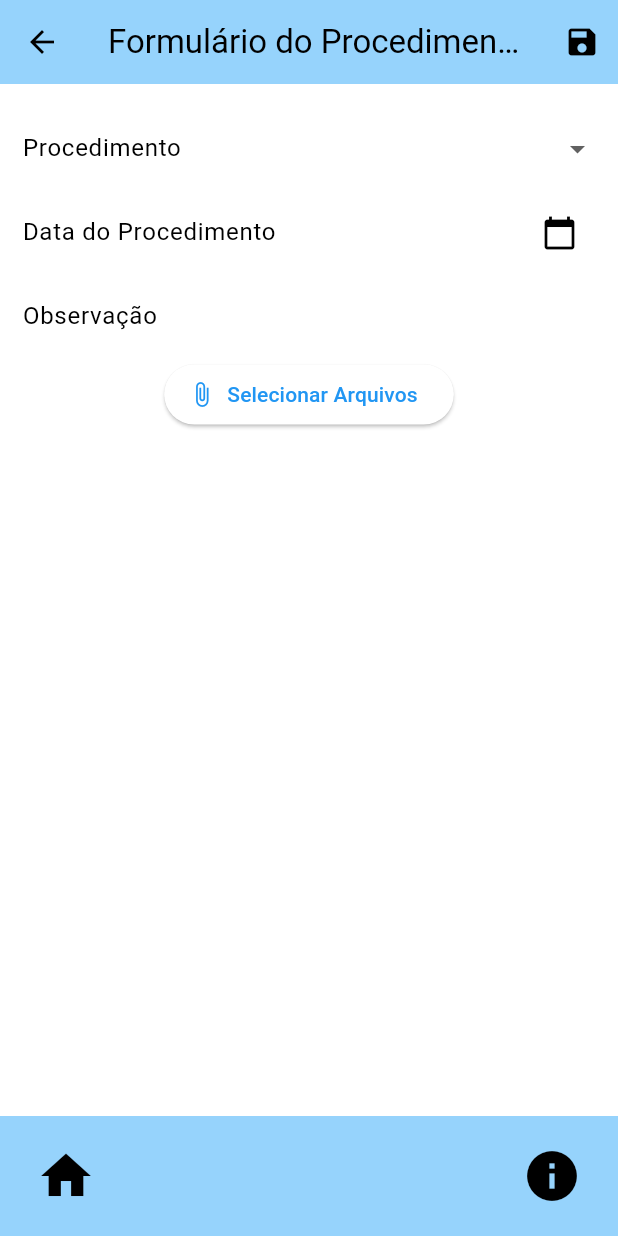
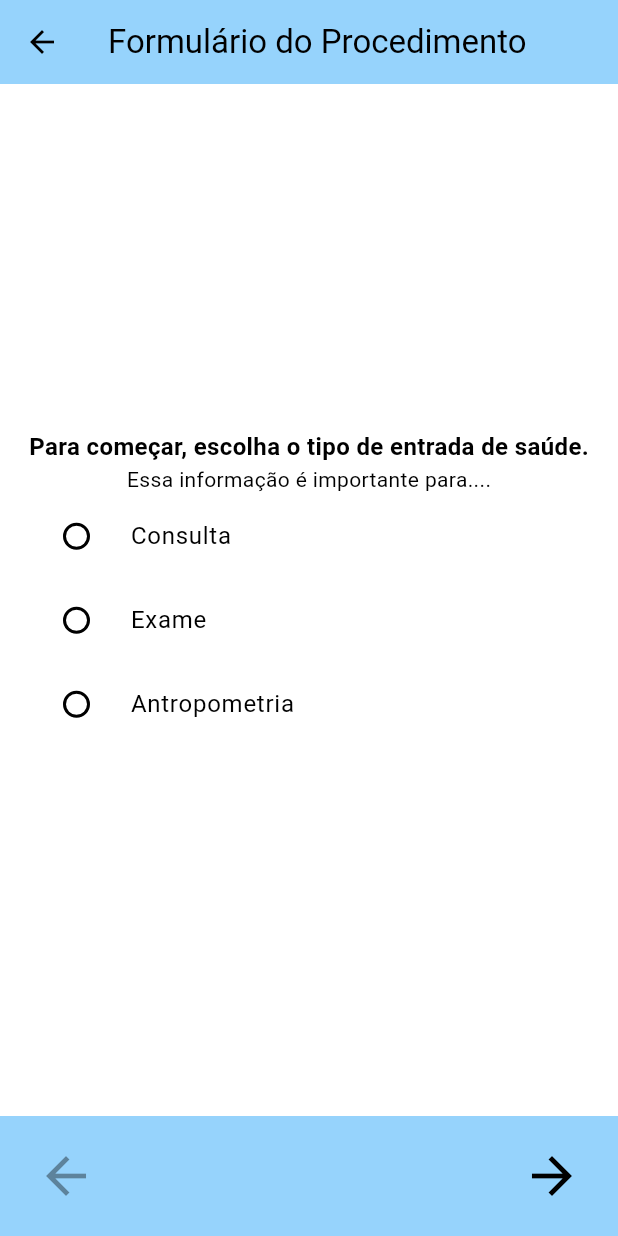
Before and after one commit to TML45/myapp, a Flutter app: the UserForm screen opened by its route, on a phone screen of 412 x 824 dp. Run offline on Flutter 3.47's test engine with Material 3 defaults, Android fonts, the phone set to English and light mode, and no system bars; our stand-ins replace file_picker, open_file.

Commit message:
feat(IFB-0001): Update form with specific screens

```diff
--- a/lib/views/user_form.dart
+++ b/lib/views/user_form.dart
@@ -19,7 +19,28 @@ class _UserFormState extends State<UserForm> {
   final Map<String, String> _formData = {};
   List<String> _arquivos = [];
   DateTime? _selectedDate;
-  final _form = GlobalKey<FormState>();
+  final List<GlobalKey<FormState>> _formKeys = [
+    GlobalKey<FormState>(), // Step 0 - Procedimento
+    GlobalKey<FormState>(), // Step 1 - Data
+  ];
+  int _currentStep = 0;
+
+  late TextEditingController _dateController;
+  late TextEditingController _observacaoController;
+
+  @override
+  void initState() {
+    super.initState();
+    _dateController = TextEditingController();
+    _observacaoController = TextEditingController();
+  }
+
+  @override
+  void dispose() {
+    _dateController.dispose();
+    _observacaoController.dispose();
+    super.dispose();
+  }
 
   void _loadFormData(User? user) {
     if (user != null) {
@@ -28,78 +49,22 @@ class _UserFormState extends State<UserForm> {
       _formData['procedimento'] = user.procedimento;
       _formData['observacao'] = user.observacao;
       _arquivos = user.arquivo;
+      _dateController.text = user.dataDoProcedimento;
+      _observacaoController.text = user.observacao;
     }
   }
 
   @override
   void didChangeDependencies() {
     super.didChangeDependencies();
-
     final user = ModalRoute.of(context)?.settings.arguments as User?;
     _loadFormData(user);
   }
 
-  @override
-  Widget build(BuildContext context) {
-    return Scaffold(
-      bottomNavigationBar: BottomAppBar(
-        color: Color.fromARGB(255, 150, 211, 252),
-        shape: AutomaticNotchedShape(
-          RoundedRectangleBorder(
-            borderRadius: BorderRadius.only(
-              topLeft: Radius.circular(25),
-              topRight: Radius.circular(25),
-            )
-          ),
-        ),
-        notchMargin: 10,
-        child: Row(
-          mainAxisAlignment: MainAxisAlignment.spaceBetween,
-          children: [
-            Row(
-              children: [
-                IconButton(
-                  icon: Icon(Icons.home),
-                  onPressed: () {
-                    Navigator.of(context).pushNamed(
-                      AppRoutes.HOME,
-                    );
-                  },
-                  iconSize: 40,
-                ),
-                // SizedBox(width: 28),
-                // IconButton(icon: Icon(Icons.account_circle), onPressed: () {}),
-              ],
-            ),
-            Row(
-              children: [
-                // IconButton(icon: Icon(Icons.notifications), onPressed: () {}),
-                // SizedBox(width: 28),
-                IconButton(
-                  icon: Icon(Icons.info),
-                  onPressed: () {
-                    Navigator.of(context).pushNamed(
-                      AppRoutes.information,
-                    );
-                  },
-                  iconSize: 40,
-                ),
-              ],
-            ),
-          ],
-        ),
-      ),
-      appBar: AppBar(
-        title: Text('Formulário do Procedimento'),
-        backgroundColor: Color.fromARGB(255, 150, 211, 252),
-        actions: <Widget>[
-          IconButton(
-            icon: Icon(Icons.save),
-            onPressed: () {
-              final isValid = _form.currentState!.validate();
-
-              if (isValid) {
-                _form.currentState!.save();
+  void _saveForm() {
+    try {
+      _formData['observacao'] = _observacaoController.text;
+      _formData['dataDoProcedimento'] = _dateController.text;
 
       Provider.of<Users>(context, listen: false).put(
         User(
@@ -110,62 +75,187 @@ class _UserFormState extends State<UserForm> {
           arquivo: _arquivos,
         ),
       );
+      Navigator.of(context).pop();
+    } catch (e) {
+      print('Error during save: $e');
+      ScaffoldMessenger.of(
+        context,
+      ).showSnackBar(SnackBar(content: Text('Erro ao salvar: $e')));
+    }
+  }
 
-                Navigator.of(context).pop();
+  @override
+  Widget build(BuildContext context) {
+    List<Widget> steps = [
+      _buildProcedimentoStep(),
+      _buildDataStep(),
+      _buildObservacaoStep(),
+      _buildArquivosStep(),
+    ];
+
+    return Scaffold(
+      appBar: AppBar(
+        title: Text('Formulário do Procedimento'),
+        backgroundColor: Color.fromARGB(255, 150, 211, 252),
+      ),
+      body: Padding(
+        padding: const EdgeInsets.all(15.0),
+        child: steps[_currentStep],
+      ),
+      bottomNavigationBar: BottomAppBar(
+        color: Color.fromARGB(255, 150, 211, 252),
+        shape: AutomaticNotchedShape(
+          RoundedRectangleBorder(
+            borderRadius: BorderRadius.only(
+              topLeft: Radius.circular(25),
+              topRight: Radius.circular(25),
+            ),
+          ),
+        ),
+        notchMargin: 10,
+        child: Row(
+          mainAxisAlignment: MainAxisAlignment.spaceBetween,
+          children: [
+            IconButton(
+              icon: Icon(Icons.arrow_back),
+              iconSize: 40,
+              onPressed:
+                  _currentStep > 0
+                      ? () {
+                        setState(() {
+                          _currentStep--;
+                        });
+                      }
+                      : null,
+            ),
+            IconButton(
+              icon: Icon(
+                _currentStep < steps.length - 1
+                    ? Icons.arrow_forward
+                    : Icons.save,
+              ),
+              iconSize: 40,
+              onPressed: () {
+                if (_currentStep < steps.length - 1) {
+                  if (_currentStep < _formKeys.length) {
+                    final currentFormKey = _formKeys[_currentStep];
+                    if (currentFormKey.currentState == null ||
+                        currentFormKey.currentState!.validate()) {
+                      setState(() {
+                        _currentStep++;
+                      });
+                    }
+                  } else {
+                    setState(() {
+                      _currentStep++;
+                    });
+                  }
+                } else {
+                  // Last step, validate all forms before saving
+                  bool allValid = true;
+                  for (var formKey in _formKeys) {
+                    if (formKey.currentState != null &&
+                        !formKey.currentState!.validate()) {
+                      allValid = false;
+                    }
+                  }
+                  if (allValid) {
+                    _saveForm();
+                  } else {
+                    print('Form has validation errors.');
+                  }
                 }
               },
             ),
           ],
         ),
-      body: Padding(
-        padding: EdgeInsets.all(15),
-        child: Form(
-          key: _form,
+      ),
+    );
+  }
+
+  Widget _buildProcedimentoStep() {
+    return Form(
+      key: _formKeys[0],
+      child: Center(
         child: Column(
-            children: <Widget>[
-              DropdownButtonFormField<String>(
-                value: _formData['procedimento'],
-                decoration: InputDecoration(
-                  labelText: 'Procedimento',
-                  // labelStyle: TextStyle(color: Colors.blue),
-                  // border: OutlineInputBorder(
-                  //     borderRadius: BorderRadius.circular(10.0),
-                  //     borderSide: BorderSide(
-                  //       color: Color.fromARGB(255, 150, 211, 252),
-                  //       width: 2.0,
-                  //     ),
-                  //   ),
+          mainAxisSize: MainAxisSize.min,
+          crossAxisAlignment: CrossAxisAlignment.center,
+          children: [
+            Text(
+              'Para começar, escolha o tipo de entrada de saúde.',
+              style: TextStyle(fontSize: 16, fontWeight: FontWeight.bold),
             ),
-                items: ['Consulta', 'Exame', 'Antropometria']
-                    .map((option) => DropdownMenuItem(
-                          value: option,
-                          child: Text(option),
-                        ))
-                    .toList(),
-                onChanged: (value) {
-                  setState(() {
-                    _formData['procedimento'] = value!;
-                  });
-                },
+            Text(
+              'Essa informação é importante para....',
+              style: TextStyle(fontSize: 14),
+            ),
+            FormField<String>(
+            initialValue: _formData['procedimento'],
             validator: (value) {
               if (value == null || value.trim().isEmpty) {
                 return 'Por favor, selecione um procedimento';
               }
               return null;
             },
-                onSaved: (value) => _formData['procedimento'] = value!,
+            builder: (FormFieldState<String> field) {
+              return Column(
+                crossAxisAlignment: CrossAxisAlignment.start,
+                children: [
+                  ...['Consulta', 'Exame', 'Antropometria'].map((option) {
+                    return RadioListTile<String>(
+                      title: Text(option),
+                      value: option,
+                      groupValue: field.value,
+                      onChanged: (value) {
+                        field.didChange(value);
+                        setState(() {
+                          _formData['procedimento'] = value!;
+                        });
+                      },
+                    );
+                  }).toList(),
+                  if (field.hasError)
+                    Padding(
+                      padding: const EdgeInsets.only(left: 16.0),
+                      child: Text(
+                        field.errorText!,
+                        style: TextStyle(color: Colors.red),
+                      ),
+                    ),
+                ],
+              );
+            },
+          ),
+              SizedBox(height: 16),
+            ],
+          ),
+      ),
+    );
+  }
+
+  Widget _buildDataStep() {
+    return Form(
+      key: _formKeys[1],
+      child: Center(
+        child: Column(
+          mainAxisSize: MainAxisSize.min,
+          crossAxisAlignment: CrossAxisAlignment.center,
+          children: [
+            Text(
+              'Essa consulta aconteceu quando?',
+              style: TextStyle(fontSize: 16, fontWeight: FontWeight.bold),
+            ),
+            Text(
+              'Se foi hoje, pode avançar. Caso contrário selecione o a data no calendário abaixo.',
+              style: TextStyle(fontSize: 14),
             ),
             TextFormField(
-                controller: TextEditingController(
-                  text: _selectedDate != null
-                      ? DateFormat('dd/MM/yyyy').format(_selectedDate!)
-                      : _formData['dataDoProcedimento'] ?? '',
-                ),
+              controller: _dateController,
               decoration: InputDecoration(
                 labelText: 'Data do Procedimento',
                 suffixIcon: Icon(Icons.calendar_today),
               ),
-                readOnly: true,
+              readOnly: false,
               onTap: () async {
                 DateTime? pickedDate = await showDatePicker(
                   context: context,
@@ -177,42 +267,79 @@ class _UserFormState extends State<UserForm> {
                 if (pickedDate != null) {
                   setState(() {
                     _selectedDate = pickedDate;
-                      _formData['dataDoProcedimento'] = DateFormat('dd/MM/yyyy').format(pickedDate);
+                    String formattedDate = DateFormat(
+                      'dd/MM/yyyy',
+                    ).format(pickedDate);
+                    _dateController.text = formattedDate;
                   });
                 }
               },
               validator: (value) {
                 if (value == null || value.trim().isEmpty) {
-                    return 'Por favor, selecione uma data';
+                  return 'Por favor, selecione a data do procedimento';
                 }
                 return null;
               },
-                onSaved: (value) {
-                  if (_selectedDate != null) {
-                    _formData['dataDoProcedimento'] = DateFormat('dd/MM/yyyy').format(_selectedDate!);
+            ),
+          ],
+        ),
+      ),
+    );
   }
-                },
+
+  Widget _buildObservacaoStep() {
+    return Form(
+      child: Center(
+        child: Column(
+          mainAxisSize: MainAxisSize.min,
+          crossAxisAlignment: CrossAxisAlignment.center,
+          children: [
+            Text(
+              'Entre agora com uma informação sobre sua consulta:',
+              style: TextStyle(fontSize: 16, fontWeight: FontWeight.bold),
+            ),
+            Text(
+              'Adicione detalhes de texto descrevendo o que aconteceu durante a sua consulta.',
+              style: TextStyle(fontSize: 14),
             ),
             TextFormField(
-                initialValue: _formData['observacao'] ?? '',
+              maxLines: null,
+              controller: _observacaoController,
               decoration: InputDecoration(labelText: 'Observação'),
-                onSaved: (value) => _formData['observacao'] = value!,
-                maxLines: null,
+              onChanged: (value) => _formData['observacao'] = value,
             ),
-              FormField<List<String>>(
-                initialValue: _arquivos,
-                builder: (FormFieldState<List<String>> state) {
-                  return Column(
-                    crossAxisAlignment: CrossAxisAlignment.start,
+          ],
+        ),
+      ),
+    );
+  }
+
+  Widget _buildArquivosStep() {
+    return Form(
+      child: Center(
+        child: Column(
+            mainAxisSize: MainAxisSize.min,
+            crossAxisAlignment: CrossAxisAlignment.center,
             children: [
+              Text(
+                'Possui algum arquivo para guardar?',
+                style: TextStyle(fontSize: 16, fontWeight: FontWeight.bold),
+              ),
+              Text(
+                'Sua consulta gerou algum prontuário, receita, exame, etc. Você pode fazer o upload do arquivo ou tirar uma foto clicando nas opções abaixo:',
+                style: TextStyle(fontSize: 14),
+              ),
               ElevatedButton.icon(
                 icon: Icon(Icons.attach_file),
                 label: Text('Selecionar Arquivos'),
                 onPressed: () async {
-                          FilePickerResult? result = await FilePicker.platform.pickFiles(allowMultiple: true);
+                  FilePickerResult? result = await FilePicker.platform.pickFiles(
+                    allowMultiple: true,
+                  );
 
                   if (result != null) {
-                            List<String> selectedPaths = result.files
+                    List<String> selectedPaths =
+                        result.files
                             .where((file) => file.path != null)
                             .map((file) => file.path!)
                             .toList();
@@ -220,19 +347,18 @@ class _UserFormState extends State<UserForm> {
                     setState(() {
                       _arquivos.addAll(selectedPaths);
                     });
-                            state.didChange(_arquivos);
                   }
                 },
               ),
-                      if (state.value != null && state.value!.isNotEmpty)
+              if (_arquivos.isNotEmpty)
                 Padding(
                   padding: const EdgeInsets.only(top: 8.0),
                   child: ListView.builder(
                     shrinkWrap: true,
                     physics: NeverScrollableScrollPhysics(),
-                            itemCount: state.value!.length,
+                    itemCount: _arquivos.length,
                     itemBuilder: (context, index) {
-                              String filePath = state.value![index];
+                      String filePath = _arquivos[index];
                       return Padding(
                         padding: const EdgeInsets.symmetric(vertical: 4.0),
                         child: Row(
@@ -267,7 +393,6 @@ class _UserFormState extends State<UserForm> {
                                 setState(() {
                                   _arquivos.removeAt(index);
                                 });
-                                        state.didChange(_arquivos);
                               },
                             ),
                           ],
@@ -277,17 +402,8 @@ class _UserFormState extends State<UserForm> {
                   ),
                 ),
             ],
-                  );
-                },
-                onSaved: (value) {
-                  _arquivos = value ?? [];
-                },
-              )
-            ],
-          ),
           ),
       ),
     );
   }
-
 }
```
Lines whose indentation alone changed are shown as unchanged.
